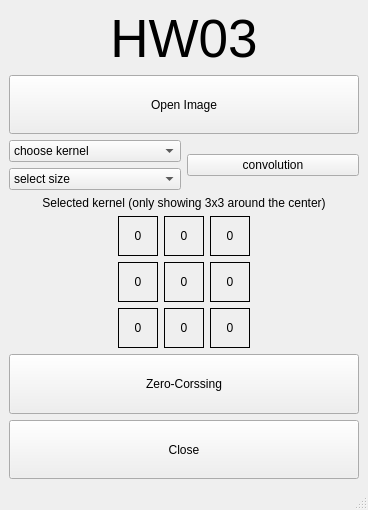
The window that HW3/B06611008_HW3/code/diphw.ui (tohow06/2021FallDIP) describes before a commit, drawn with Qt 5.
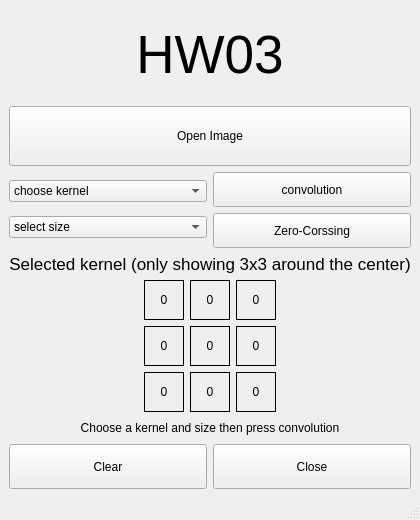
The same window after the commit.

```diff
--- a/HW3/B06611008_HW3/code/diphw.ui
+++ b/HW3/B06611008_HW3/code/diphw.ui
@@ -6,8 +6,8 @@
    <rect>
     <x>0</x>
     <y>0</y>
-    <width>368</width>
-    <height>510</height>
+    <width>359</width>
+    <height>520</height>
    </rect>
   </property>
   <property name="windowTitle">
@@ -46,6 +46,12 @@
         <height>0</height>
        </size>
       </property>
+      <property name="maximumSize">
+       <size>
+        <width>16777215</width>
+        <height>60</height>
+       </size>
+      </property>
       <property name="text">
        <string>Open Image</string>
       </property>
@@ -171,24 +177,53 @@
        </layout>
       </item>
       <item>
+       <layout class="QVBoxLayout" name="verticalLayout_3">
+        <item>
        <widget class="QPushButton" name="convButton">
         <property name="sizePolicy">
-         <sizepolicy hsizetype="Preferred" vsizetype="Fixed">
+           <sizepolicy hsizetype="Minimum" vsizetype="Preferred">
           <horstretch>0</horstretch>
           <verstretch>0</verstretch>
          </sizepolicy>
         </property>
+          <property name="maximumSize">
+           <size>
+            <width>16777215</width>
+            <height>35</height>
+           </size>
+          </property>
         <property name="text">
          <string>convolution</string>
         </property>
        </widget>
       </item>
+        <item>
+         <widget class="QPushButton" name="zcButton">
+          <property name="sizePolicy">
+           <sizepolicy hsizetype="Minimum" vsizetype="Preferred">
+            <horstretch>0</horstretch>
+            <verstretch>0</verstretch>
+           </sizepolicy>
+          </property>
+          <property name="maximumSize">
+           <size>
+            <width>16777215</width>
+            <height>35</height>
+           </size>
+          </property>
+          <property name="text">
+           <string>Zero-Corssing</string>
+          </property>
+         </widget>
+        </item>
+       </layout>
+      </item>
      </layout>
     </item>
     <item>
      <widget class="QLabel" name="label">
       <property name="sizePolicy">
-       <sizepolicy hsizetype="Preferred" vsizetype="Maximum">
+       <sizepolicy hsizetype="Preferred" vsizetype="Minimum">
         <horstretch>0</horstretch>
         <verstretch>0</verstretch>
        </sizepolicy>
@@ -199,6 +234,17 @@
         <height>0</height>
        </size>
       </property>
+      <property name="maximumSize">
+       <size>
+        <width>16777215</width>
+        <height>20</height>
+       </size>
+      </property>
+      <property name="font">
+       <font>
+        <pointsize>13</pointsize>
+       </font>
+      </property>
       <property name="text">
        <string>Selected kernel (only showing 3x3 around the center)</string>
       </property>
@@ -241,6 +287,12 @@
             <height>40</height>
            </size>
           </property>
+          <property name="maximumSize">
+           <size>
+            <width>40</width>
+            <height>40</height>
+           </size>
+          </property>
           <property name="frameShape">
            <enum>QFrame::Box</enum>
           </property>
@@ -266,6 +318,12 @@
             <height>40</height>
            </size>
           </property>
+          <property name="maximumSize">
+           <size>
+            <width>40</width>
+            <height>40</height>
+           </size>
+          </property>
           <property name="frameShape">
            <enum>QFrame::Box</enum>
           </property>
@@ -294,6 +352,12 @@
             <height>40</height>
            </size>
           </property>
+          <property name="maximumSize">
+           <size>
+            <width>40</width>
+            <height>40</height>
+           </size>
+          </property>
           <property name="frameShape">
            <enum>QFrame::Box</enum>
           </property>
@@ -319,6 +383,12 @@
             <height>40</height>
            </size>
           </property>
+          <property name="maximumSize">
+           <size>
+            <width>40</width>
+            <height>40</height>
+           </size>
+          </property>
           <property name="frameShape">
            <enum>QFrame::Box</enum>
           </property>
@@ -344,6 +414,12 @@
             <height>40</height>
            </size>
           </property>
+          <property name="maximumSize">
+           <size>
+            <width>40</width>
+            <height>40</height>
+           </size>
+          </property>
           <property name="frameShape">
            <enum>QFrame::Box</enum>
           </property>
@@ -369,6 +445,12 @@
             <height>40</height>
            </size>
           </property>
+          <property name="maximumSize">
+           <size>
+            <width>40</width>
+            <height>40</height>
+           </size>
+          </property>
           <property name="frameShape">
            <enum>QFrame::Box</enum>
           </property>
@@ -394,6 +476,12 @@
             <height>40</height>
            </size>
           </property>
+          <property name="maximumSize">
+           <size>
+            <width>40</width>
+            <height>40</height>
+           </size>
+          </property>
           <property name="frameShape">
            <enum>QFrame::Box</enum>
           </property>
@@ -419,6 +507,12 @@
             <height>40</height>
            </size>
           </property>
+          <property name="maximumSize">
+           <size>
+            <width>40</width>
+            <height>40</height>
+           </size>
+          </property>
           <property name="frameShape">
            <enum>QFrame::Box</enum>
           </property>
@@ -444,6 +538,12 @@
             <height>40</height>
            </size>
           </property>
+          <property name="maximumSize">
+           <size>
+            <width>40</width>
+            <height>40</height>
+           </size>
+          </property>
           <property name="frameShape">
            <enum>QFrame::Box</enum>
           </property>
@@ -476,15 +576,39 @@
      </layout>
     </item>
     <item>
-     <widget class="QPushButton" name="pushButton_3">
+     <widget class="QLabel" name="timelabel">
+      <property name="maximumSize">
+       <size>
+        <width>16777215</width>
+        <height>20</height>
+       </size>
+      </property>
+      <property name="text">
+       <string>Choose a kernel and size then press convolution</string>
+      </property>
+      <property name="alignment">
+       <set>Qt::AlignCenter</set>
+      </property>
+     </widget>
+    </item>
+    <item>
+     <layout class="QHBoxLayout" name="horizontalLayout_2">
+      <item>
+       <widget class="QPushButton" name="closeImgButton">
       <property name="sizePolicy">
        <sizepolicy hsizetype="Minimum" vsizetype="Preferred">
         <horstretch>0</horstretch>
         <verstretch>0</verstretch>
        </sizepolicy>
       </property>
+        <property name="maximumSize">
+         <size>
+          <width>16777215</width>
+          <height>45</height>
+         </size>
+        </property>
       <property name="text">
-       <string>Zero-Corssing</string>
+         <string>Clear</string>
       </property>
      </widget>
     </item>
@@ -496,12 +620,20 @@
         <verstretch>0</verstretch>
        </sizepolicy>
       </property>
+        <property name="maximumSize">
+         <size>
+          <width>16777215</width>
+          <height>45</height>
+         </size>
+        </property>
       <property name="text">
        <string>Close</string>
       </property>
      </widget>
     </item>
    </layout>
+    </item>
+   </layout>
   </widget>
   <widget class="QMenuBar" name="menubar">
    <property name="geometry">
```
Left out of the diff: 17 changed lines with no effect on the pictures. Lines whose indentation alone changed are shown as unchanged.
